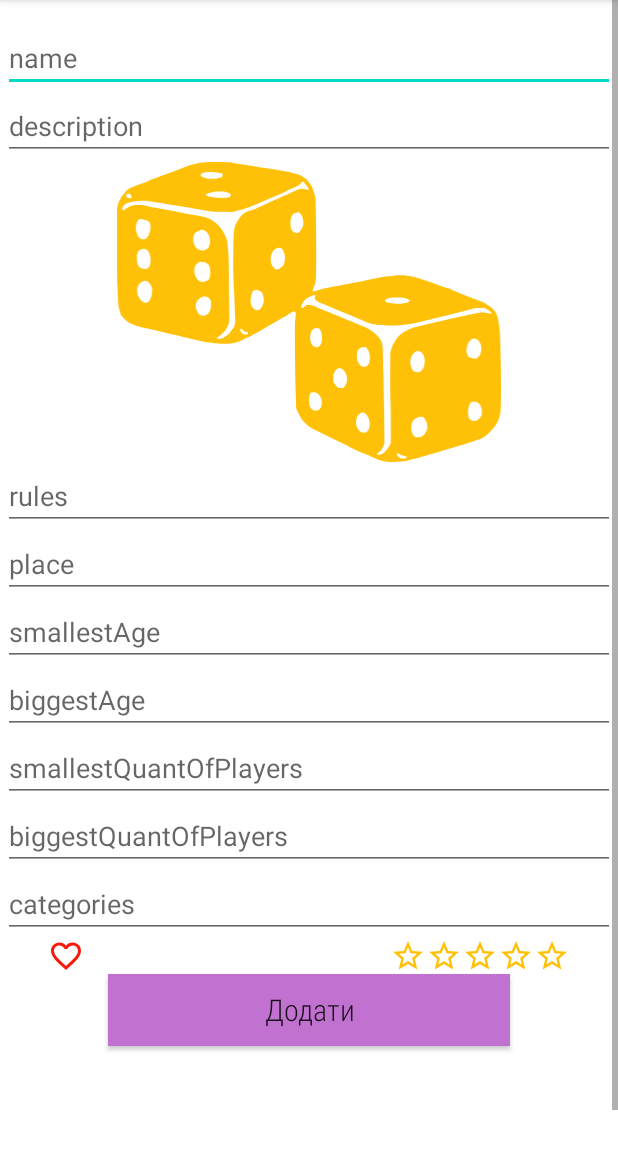
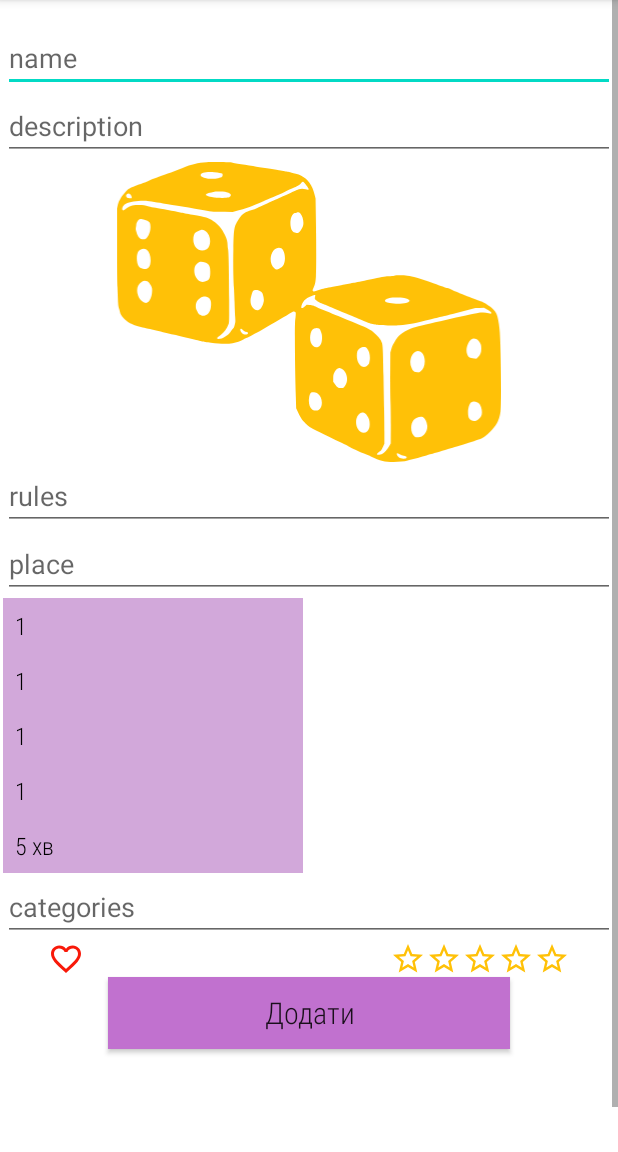
Before and after one commit to Irama03/MyBoardGames, an Android app: the fragment AddGameFragment shown on its own in the app's theme, on a phone screen of 412 x 824 dp, the part 84-1236 px from its top. Run offline under Robolectric (Android 15) with nearby library versions, the phone set to English and light mode, and no system bars.

Commit message:
Filters fixed. Playing time almost implemented

```diff
--- a/app/src/main/java/com/example/myboardgames/Game.java
+++ b/app/src/main/java/com/example/myboardgames/Game.java
@@ -22,6 +22,7 @@ public class Game implements Serializable {
     private int biggestAge;
     private int smallestQuantOfPlayers;
     private int biggestQuantOfPlayers;
+    private String playingTime;
     private List<String> categories;
     //from 1 to 5
     private int quantOfPoints;
@@ -37,9 +38,9 @@ public class Game implements Serializable {
 
     public Game(String name, String description, String photoPath, String rules, String place,
                 int smallestAge, int biggestAge, int smallestQuantOfPlayers,
-                int biggestQuantOfPlayers, List<String> categories, int quantOfPoints,
-                int quantOfTimesBeingChosen, boolean isFavorite, Date dateOfAdding,
-                Date dateOfLastChoosing) {
+                int biggestQuantOfPlayers, String playingTime, List<String> categories,
+                int quantOfPoints, int quantOfTimesBeingChosen, boolean isFavorite,
+                Date dateOfAdding, Date dateOfLastChoosing) {
         this.name = name;
         this.description = description;
         this.photoPath = photoPath;
@@ -49,6 +50,7 @@ public class Game implements Serializable {
         this.biggestAge = biggestAge;
         this.smallestQuantOfPlayers = smallestQuantOfPlayers;
         this.biggestQuantOfPlayers = biggestQuantOfPlayers;
+        this.playingTime = playingTime;
         this.categories = categories;
         this.quantOfPoints = quantOfPoints;
         this.quantOfTimesBeingChosen = quantOfTimesBeingChosen;
@@ -127,6 +129,14 @@ public class Game implements Serializable {
 
     public void setBiggestQuantOfPlayers(int biggestQuantOfPlayers) {
         this.biggestQuantOfPlayers = biggestQuantOfPlayers;
+    }
+
+    public String getPlayingTime() {
+        return playingTime;
+    }
+
+    public void setPlayingTime(String playingTime) {
+        this.playingTime = playingTime;
     }
 
     public List<String> getCategories() {
@@ -212,6 +222,7 @@ public class Game implements Serializable {
                 "\nНайбільший вік гравців: " + biggestAge +
                 "\nНайменша кількість гравців: "+ smallestQuantOfPlayers +
                 "\nНайбільша кількість гравців: "+ biggestQuantOfPlayers +
+                "\nПриблизний час гри: " + playingTime +
                 "\nКатегорії: " + categories + "\nКількість балів: " + quantOfPoints +
                 "\nСкільки разів гру обирали: " + quantOfTimesBeingChosen +
                 "\nЧи є улюбленою: " + isFavorite +
--- a/app/src/main/java/com/example/myboardgames/GamesProcessor.java
+++ b/app/src/main/java/com/example/myboardgames/GamesProcessor.java
@@ -116,6 +116,12 @@ public class GamesProcessor {
         return null;
     }
 
+    public static List<Game> getCopyOfGames() {
+        List<Game> result = new ArrayList<Game>(games.size());
+        result.addAll(games);
+        return result;
+    }
+
     public void createGame(Game game){
         games.add(game);
     }
--- a/app/src/main/java/com/example/myboardgames/ui/addGame/AddGameFragment.java
+++ b/app/src/main/java/com/example/myboardgames/ui/addGame/AddGameFragment.java
@@ -5,31 +5,32 @@ import android.os.Bundle;
 import android.view.LayoutInflater;
 import android.view.View;
 import android.view.ViewGroup;
+import android.widget.ArrayAdapter;
 import android.widget.EditText;
 import android.widget.ImageButton;
 import android.widget.ImageView;
+import android.widget.Spinner;
 import android.widget.Toast;
 
+import androidx.annotation.ArrayRes;
 import androidx.annotation.NonNull;
 import androidx.fragment.app.Fragment;
-import androidx.lifecycle.ViewModelProvider;
 
 import com.example.myboardgames.ButtonsActions;
 import com.example.myboardgames.Game;
 import com.example.myboardgames.GamesProcessor;
-import com.example.myboardgames.JSONHelper;
 import com.example.myboardgames.R;
 import com.example.myboardgames.Utils;
 
 import java.util.Arrays;
-import java.util.Date;
 import java.util.List;
 
 public class AddGameFragment extends Fragment {
 
     private EditText nameText, descriptionText, photoPathText, rulesText, placeText;
-    private EditText smallestAgeText, biggestAgeText, smallestQuantOfPlayersText;
-    private EditText biggestQuantOfPlayersText, categoriesText;
+    private Spinner smallestAgeSp, biggestAgeSp, smallestQuantOfPlayersSp;
+    private Spinner biggestQuantOfPlayersSp, playingTimeSp;
+    private EditText categoriesText;
     private ImageView imageView;
     private ImageButton ibStar1, ibStar2, ibStar3, ibStar4, ibStar5, favoriteButton;
     private ImageButton[] stars = new ImageButton[5];
@@ -58,10 +59,17 @@ public class AddGameFragment extends Fragment {
         photoPathText = (EditText)(view.findViewById(R.id.photoPathText));
         rulesText = (EditText)(view.findViewById(R.id.rulesText));
         placeText = (EditText)(view.findViewById(R.id.placeText));
-        smallestAgeText = (EditText)(view.findViewById(R.id.smallestAgeText));
-        biggestAgeText = (EditText)(view.findViewById(R.id.biggestAgeText));
-        smallestQuantOfPlayersText = (EditText)(view.findViewById(R.id.smallestQuantOfPlayersText));
-        biggestQuantOfPlayersText = (EditText)(view.findViewById(R.id.biggestQuantOfPlayersText));
+        //smallestAgeText = (EditText)(view.findViewById(R.id.smallestAgeText));
+        smallestAgeSp = (Spinner)(view.findViewById(R.id.smallestAgeSp));
+        initSpinner(R.array.years, smallestAgeSp);
+        biggestAgeSp = (Spinner)(view.findViewById(R.id.biggestAgeSp));
+        initSpinner(R.array.years, biggestAgeSp);
+        smallestQuantOfPlayersSp = (Spinner)(view.findViewById(R.id.smallestQuantOfPlayersSp));
+        initSpinner(R.array.quantOfPlayers, smallestQuantOfPlayersSp);
+        biggestQuantOfPlayersSp = (Spinner)(view.findViewById(R.id.biggestQuantOfPlayersSp));
+        initSpinner(R.array.quantOfPlayers, biggestQuantOfPlayersSp);
+        playingTimeSp = (Spinner)(view.findViewById(R.id.playingTimeSp));
+        initSpinner(R.array.time, playingTimeSp);
         categoriesText = (EditText)(view.findViewById(R.id.categoriesText));
 
         ibStar1 = (ImageButton)(view.findViewById(R.id.ibStar1));
@@ -150,6 +158,12 @@ public class AddGameFragment extends Fragment {
         });
     }
 
+    private void initSpinner(@ArrayRes int id, Spinner spinner) {
+        String[] arr = getResources().getStringArray(id);
+        ArrayAdapter<String> adapter = new ArrayAdapter<String>(getActivity(),R.layout.spinner_layout,R.id.spinnerItem,arr);
+        spinner.setAdapter(adapter);
+    }
+
     private void addGame(){
         String name = nameText.getText().toString();
         String description = descriptionText.getText().toString();
@@ -158,10 +172,12 @@ public class AddGameFragment extends Fragment {
         Toast.makeText(getActivity(), "photo path of cubiki: " + photoPath, Toast.LENGTH_LONG).show();
         String rules = rulesText.getText().toString();
         String place = placeText.getText().toString();
-        int smallestAge = Integer.parseInt(smallestAgeText.getText().toString());
-        int biggestAge = Integer.parseInt(biggestAgeText.getText().toString());
-        int smallestQuantOfPlayers = Integer.parseInt(smallestQuantOfPlayersText.getText().toString());
-        int biggestQuantOfPlayers = Integer.parseInt(biggestQuantOfPlayersText.getText().toString());
+        //int smallestAge = Integer.parseInt(smallestAgeText.getText().toString());
+        int smallestAge = Integer.parseInt((String)smallestAgeSp.getSelectedItem());
+        int biggestAge = Integer.parseInt((String)biggestAgeSp.getSelectedItem());
+        int smallestQuantOfPlayers = Integer.parseInt((String)smallestQuantOfPlayersSp.getSelectedItem());
+        int biggestQuantOfPlayers = Integer.parseInt((String)biggestQuantOfPlayersSp.getSelectedItem());
+        String playingTime = (String)playingTimeSp.getSelectedItem();
         //ArrayList<String> categories = (ArrayList<String>) (Arrays.asList(categoriesText.getText().toString().split(", ")));
         List<String> categories = Arrays.asList(categoriesText.getText().toString().split(", "));
         //int quantOfPoints = Integer.parseInt(quantOfPointsText.getText().toString());
@@ -169,7 +185,7 @@ public class AddGameFragment extends Fragment {
         //boolean isFavorite = Boolean.parseBoolean(isFavoriteText.getText().toString());
 
         Game game = new Game(name, description, photoPath, rules, place, smallestAge,
-                biggestAge, smallestQuantOfPlayers, biggestQuantOfPlayers, categories,
+                biggestAge, smallestQuantOfPlayers, biggestQuantOfPlayers, playingTime, categories,
                 quantOfPoints, quantOfTimesBeingChosen, isFavorite, Utils.getCurrentDate(), null);
         GamesProcessor.getGames().add(game);
         Toast.makeText(getActivity(), "Quant of games: " + GamesProcessor.getGames().size(), Toast.LENGTH_LONG).show();
@@ -186,10 +202,12 @@ public class AddGameFragment extends Fragment {
         imageView.setImageResource(R.drawable.ic_cubiki);
         rulesText.setText("");
         placeText.setText("");
-        smallestAgeText.setText("");
-        biggestAgeText.setText("");
-        smallestQuantOfPlayersText.setText("");
-        biggestQuantOfPlayersText.setText("");
+        //smallestAgeText.setText("");
+        smallestAgeSp.setSelection(0);
+        biggestAgeSp.setSelection(0);
+        smallestQuantOfPlayersSp.setSelection(0);
+        biggestQuantOfPlayersSp.setSelection(0);
+        playingTimeSp.setSelection(0);
         categoriesText.setText("");
         ButtonsActions.setDefaultStars(stars);
         favoriteButton.setImageResource(R.drawable.ic_baseline_favorite_border_24);
--- a/app/src/main/java/com/example/myboardgames/ui/games/GamesFragment.java
+++ b/app/src/main/java/com/example/myboardgames/ui/games/GamesFragment.java
@@ -265,7 +265,7 @@ public class GamesFragment extends Fragment { // implements AdapterInterface {
         //Categories check
         Set<String> categoriesChecked = checkedItems.remove(categoryLabel);
         if (categoriesChecked != null) {
-            Toast.makeText(getActivity(), "categoriesChecked", Toast.LENGTH_LONG).show();
+            //Toast.makeText(getActivity(), "categoriesChecked", Toast.LENGTH_LONG).show();
             for (Game game : games) {
                 if (!Collections.disjoint(categoriesChecked, game.getCategories()))
                     filteredGames.add(game);
@@ -277,7 +277,7 @@ public class GamesFragment extends Fragment { // implements AdapterInterface {
         //Points check
         Set<String> pointsChecked = checkedItems.remove(pointsLabel);
         if (pointsChecked != null) {
-            Toast.makeText(getActivity(), "pointsChecked", Toast.LENGTH_LONG).show();
+            //Toast.makeText(getActivity(), "pointsChecked", Toast.LENGTH_LONG).show();
             List<Integer> convertedLevels = pointsChecked
                     .stream()
                     .map(Integer::parseInt)
@@ -298,8 +298,8 @@ public class GamesFragment extends Fragment { // implements AdapterInterface {
             for (int i = 0; i < filteredGames.size(); ++i) {
                 if (!favoriteChecked.contains(favorites[filteredGames.get(i).isFavorite() ? 0 : 1])) {
                     filteredGames.remove(i);
-                    Toast.makeText(getActivity(), "favoriteChecked: " + favoriteChecked + "; favorites[" + (filteredGames.get(i).isFavorite() ? 0 : 1) + "] = " + favorites[filteredGames.get(i).isFavorite() ? 0 : 1], Toast.LENGTH_LONG).show();
-                    Toast.makeText(getActivity(), filteredGames.get(i).getName() + " is removing. FilteredGames size: " + filteredGames.size(), Toast.LENGTH_LONG).show();
+                    //Toast.makeText(getActivity(), "favoriteChecked: " + favoriteChecked + "; favorites[" + (filteredGames.get(i).isFavorite() ? 0 : 1) + "] = " + favorites[filteredGames.get(i).isFavorite() ? 0 : 1], Toast.LENGTH_LONG).show();
+                    //Toast.makeText(getActivity(), filteredGames.get(i).getName() + " is removing. FilteredGames size: " + filteredGames.size(), Toast.LENGTH_LONG).show();
                     --i;
                 }
             }
@@ -324,7 +324,7 @@ public class GamesFragment extends Fragment { // implements AdapterInterface {
         if (!GamesProcessor.gamesAreLoaded())
             GamesProcessor.loadGames(getActivity());
         games = GamesProcessor.getGames();
-        filteredGames = games;
+        filteredGames = GamesProcessor.getCopyOfGames();
         adapter = new GameAdapter(getContext(), filteredGames, new GameAdapter.OnGameClickListener() {
             @Override
             public void onGameClicked(Game game, int position) {
--- /dev/null
+++ b/app/src/main/res/drawable/ic_baseline_arrow_drop_down_24.xml
@@ -0,0 +1,5 @@
+<vector android:height="24dp" android:tint="#626262"
+    android:viewportHeight="24" android:viewportWidth="24"
+    android:width="24dp" xmlns:android="http://schemas.android.com/apk/res/android">
+    <path android:fillColor="@android:color/white" android:pathData="M7,10l5,5 5,-5z"/>
+</vector>
--- a/app/src/main/res/layout/fragment_add_game.xml
+++ b/app/src/main/res/layout/fragment_add_game.xml
@@ -85,48 +85,49 @@
             android:inputType="textMultiLine"
             app:layout_constraintLeft_toLeftOf="parent"
             app:layout_constraintRight_toRightOf="parent"
-            app:layout_constraintBottom_toTopOf="@id/smallestAgeText"
+            app:layout_constraintBottom_toTopOf="@id/smallestAgeSp"
             app:layout_constraintTop_toBottomOf="@id/rulesText" />
-        <EditText
-            android:id="@+id/smallestAgeText"
-            android:layout_width="0dp"
+        <include
+            layout="@layout/my_spinner"
+            android:id="@+id/smallestAgeSp"
+            android:layout_width="wrap_content"
             android:layout_height="wrap_content"
-            android:hint="smallestAge"
-            android:inputType="numberSigned"
             app:layout_constraintLeft_toLeftOf="parent"
-            app:layout_constraintRight_toRightOf="parent"
-            app:layout_constraintBottom_toTopOf="@id/biggestAgeText"
-            app:layout_constraintTop_toBottomOf="@id/placeText" />
-        <EditText
-            android:id="@+id/biggestAgeText"
-            android:layout_width="0dp"
+            app:layout_constraintBottom_toTopOf="@id/biggestAgeSp"
+            app:layout_constraintTop_toBottomOf="@id/placeText"/>
+        <include
+            layout="@layout/my_spinner"
+            android:id="@+id/biggestAgeSp"
+            android:layout_width="wrap_content"
             android:layout_height="wrap_content"
-            android:hint="biggestAge"
-            android:inputType="numberSigned"
             app:layout_constraintLeft_toLeftOf="parent"
-            app:layout_constraintRight_toRightOf="parent"
-            app:layout_constraintBottom_toTopOf="@id/smallestQuantOfPlayersText"
-            app:layout_constraintTop_toBottomOf="@id/smallestAgeText" />
-        <EditText
-            android:id="@+id/smallestQuantOfPlayersText"
-            android:layout_width="0dp"
+            app:layout_constraintBottom_toTopOf="@id/smallestQuantOfPlayersSp"
+            app:layout_constraintTop_toBottomOf="@id/smallestAgeSp"
+            />
+        <include
+            layout="@layout/my_spinner"
+            android:id="@+id/smallestQuantOfPlayersSp"
+            android:layout_width="wrap_content"
             android:layout_height="wrap_content"
-            android:hint="smallestQuantOfPlayers"
-            android:inputType="numberSigned"
             app:layout_constraintLeft_toLeftOf="parent"
-            app:layout_constraintRight_toRightOf="parent"
-            app:layout_constraintBottom_toTopOf="@id/biggestQuantOfPlayersText"
-            app:layout_constraintTop_toBottomOf="@id/biggestAgeText" />
-        <EditText
-            android:id="@+id/biggestQuantOfPlayersText"
-            android:layout_width="0dp"
+            app:layout_constraintBottom_toTopOf="@id/biggestQuantOfPlayersSp"
+            app:layout_constraintTop_toBottomOf="@id/biggestAgeSp"/>
+        <include
+            layout="@layout/my_spinner"
+            android:id="@+id/biggestQuantOfPlayersSp"
+            android:layout_width="wrap_content"
             android:layout_height="wrap_content"
-            android:hint="biggestQuantOfPlayers"
-            android:inputType="numberSigned"
             app:layout_constraintLeft_toLeftOf="parent"
-            app:layout_constraintRight_toRightOf="parent"
+            app:layout_constraintBottom_toTopOf="@id/playingTimeSp"
+            app:layout_constraintTop_toBottomOf="@id/smallestQuantOfPlayersSp"/>
+        <include
+            layout="@layout/my_spinner"
+            android:id="@+id/playingTimeSp"
+            android:layout_width="wrap_content"
+            android:layout_height="wrap_content"
+            app:layout_constraintLeft_toLeftOf="parent"
             app:layout_constraintBottom_toTopOf="@id/categoriesText"
-            app:layout_constraintTop_toBottomOf="@id/smallestQuantOfPlayersText" />
+            app:layout_constraintTop_toBottomOf="@id/biggestQuantOfPlayersSp"/>
         <EditText
             android:id="@+id/categoriesText"
             android:layout_width="0dp"
@@ -136,7 +137,7 @@
             app:layout_constraintLeft_toLeftOf="parent"
             app:layout_constraintRight_toRightOf="parent"
             app:layout_constraintBottom_toTopOf="@id/favoriteButton"
-            app:layout_constraintTop_toBottomOf="@id/biggestQuantOfPlayersText" />
+            app:layout_constraintTop_toBottomOf="@id/playingTimeSp" />
         <ImageButton
             android:id="@+id/favoriteButton"
             android:layout_height="wrap_content"
--- /dev/null
+++ b/app/src/main/res/layout/my_spinner.xml
@@ -0,0 +1,29 @@
+<?xml version="1.0" encoding="utf-8"?>
+<Spinner xmlns:android="http://schemas.android.com/apk/res/android"
+    xmlns:app="http://schemas.android.com/apk/res-auto"
+    android:id="@+id/spinnerProblemEmergencyLevel"
+    android:layout_width="wrap_content"
+    app:layout_constraintWidth_max="200dp"
+    android:layout_height="wrap_content"
+    android:background="@color/purple_light"/>
+
+<!--
+android:background="@color/purple_light" - тоді буде без стрілочки
+справа, а якщо без кольору, то зі стрілочкою
+
+
+<RelativeLayout
+    xmlns:android="http://schemas.android.com/apk/res/android"
+    xmlns:app="http://schemas.android.com/apk/res-auto"
+    android:layout_width="wrap_content"
+    app:layout_constraintWidth_max="200dp"
+    android:layout_height="wrap_content">
+
+    <Spinner
+        android:id="@+id/spinnerProblemEmergencyLevel"
+        android:layout_width="wrap_content"
+
+        android:layout_height="wrap_content" />
+
+</RelativeLayout>
+-->
--- /dev/null
+++ b/app/src/main/res/layout/spinner_layout.xml
@@ -0,0 +1,17 @@
+<?xml version="1.0" encoding="utf-8"?>
+<LinearLayout xmlns:android="http://schemas.android.com/apk/res/android"
+    android:layout_width="wrap_content"
+    android:layout_height="wrap_content">
+
+<TextView
+    android:id="@+id/spinnerItem"
+    style="?attr/spinnerDropDownItemStyle"
+    android:textSize="16sp"
+    android:singleLine="false"
+
+    android:fontFamily="sans-serif-condensed-light"
+    android:layout_width="200sp"
+    android:padding="7dp"
+    android:layout_height="wrap_content"
+    android:ellipsize="end" />
+</LinearLayout>
--- a/app/src/main/res/values/strings.xml
+++ b/app/src/main/res/values/strings.xml
@@ -37,6 +37,69 @@
         <item>Ні</item>
     </string-array>
 
+    <string-array name="years">
+        <item>1</item>
+        <item>2</item>
+        <item>3</item>
+        <item>4</item>
+        <item>5</item>
+        <item>6</item>
+        <item>7</item>
+        <item>8</item>
+        <item>9</item>
+        <item>10</item>
+        <item>11</item>
+        <item>12</item>
+        <item>13</item>
+        <item>14</item>
+        <item>15</item>
+        <item>16</item>
+        <item>17</item>
+        <item>18</item>
+        <item>19</item>
+        <item>20</item>
+        <item>21</item>
+        <item>100</item>
+    </string-array>
+
+    <string-array name="quantOfPlayers">
+        <item>1</item>
+        <item>2</item>
+        <item>3</item>
+        <item>4</item>
+        <item>5</item>
+        <item>6</item>
+        <item>7</item>
+        <item>8</item>
+        <item>9</item>
+        <item>10</item>
+        <item>11</item>
+        <item>12</item>
+        <item>13</item>
+        <item>14</item>
+        <item>15</item>
+        <item>16</item>
+        <item>17</item>
+        <item>18</item>
+        <item>19</item>
+        <item>20</item>
+    </string-array>
+
+    <string-array name="time">
+        <item>5 хв</item>
+        <item>10 хв</item>
+        <item>15 хв</item>
+        <item>20 хв</item>
+        <item>30 хв</item>
+        <item>40 хв</item>
+        <item>50 хв</item>
+        <item>1 год</item>
+        <item>2 год</item>
+        <item>3 год</item>
+        <item>4 год</item>
+        <item>5 год і більше</item>
+    </string-array>
+
     <string name="title_activity_game_info">Game Info</string>
     <!--
     This string is used for square devices and overridden by hello_world in
```
